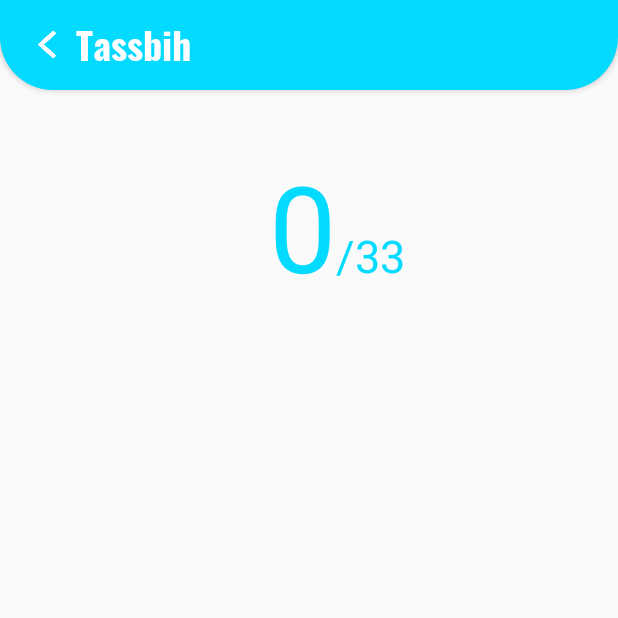
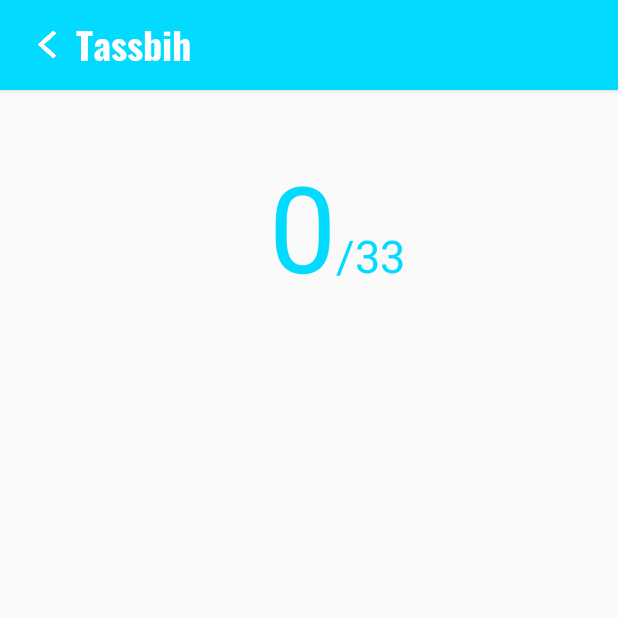
Before and after one commit to dombroks/Rafiqi, an Android app: the tassbih screen opened directly, with no data from a screen before it, on a phone screen of 412 x 824 dp, the top half of it. Run offline under Robolectric (Android 15) with nearby library versions, the phone set to English and light mode, and no system bars.

Commit message:
intial commit

```diff
--- a/app/src/main/java/com/dombroks/rafiqi/tassbih.java
+++ b/app/src/main/java/com/dombroks/rafiqi/tassbih.java
@@ -2,8 +2,10 @@ package com.dombroks.rafiqi;
 
 import androidx.appcompat.app.AppCompatActivity;
 
+import android.content.Intent;
 import android.os.Bundle;
 import android.view.View;
+import android.widget.ImageView;
 import android.widget.LinearLayout;
 import android.widget.TextView;
 
@@ -11,15 +13,26 @@ public class tassbih extends AppCompatActivity {
     private LinearLayout plusLinearLayout;
     private int index;
     private TextView counter;
+    private ImageView goBack;
 
     @Override
     protected void onCreate(Bundle savedInstanceState) {
         super.onCreate(savedInstanceState);
         setContentView(R.layout.activity_tassbih);
+
         plusLinearLayout = findViewById(R.id.linearLayout);
+        goBack = findViewById(R.id.left);
         counter = findViewById(R.id.index);
         index = 0;
         counter.setText(String.valueOf(index));
+
+        goBack.setOnClickListener(new View.OnClickListener() {
+            @Override
+            public void onClick(View v) {
+                Intent intent = new Intent(tassbih.this, MainActivity.class);
+                startActivity(intent);
+            }
+        });
 
 
         plusLinearLayout.setOnClickListener(new View.OnClickListener() {
--- a/app/src/main/res/layout/activity_tassbih.xml
+++ b/app/src/main/res/layout/activity_tassbih.xml
@@ -10,7 +10,7 @@
         android:id="@+id/relativeLayout"
         android:layout_width="match_parent"
         android:layout_height="60dp"
-        android:background="@drawable/custom_app_bar_shape"
+        android:background="@color/colorPrimary"
         android:elevation="2dp"
         tools:ignore="MissingConstraints"
         tools:layout_editor_absoluteX="-16dp"
@@ -24,7 +24,8 @@
             android:layout_alignParentBottom="true"
             android:layout_marginStart="21dp"
             android:layout_marginBottom="21dp"
-            android:background="@drawable/left" />
+            android:background="@drawable/left"
+            android:clickable="true" />
 
         <TextView
             android:layout_width="wrap_content"
```
